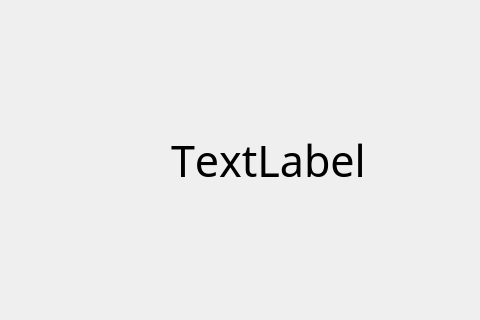
Qt form MorseCodeLearner/lessonwindow.ui (UofU-CS3505/cs3505-assignment9-the_tigers) before a commit; both pictures show x 419 to 899 and y 240 to 560 of the 1280 by 720 pixel window.
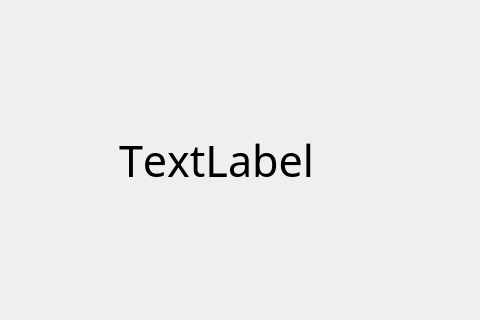
The same form after that commit.

Commit message: Fixed alignment in lesson encodings

Diff of the .ui file:
```diff
--- a/MorseCodeLearner/lessonwindow.ui
+++ b/MorseCodeLearner/lessonwindow.ui
@@ -107,9 +107,9 @@
     <widget class="QLabel" name="referenceLabel">
      <property name="geometry">
       <rect>
-       <x>490</x>
+       <x>-10</x>
        <y>0</y>
-       <width>591</width>
+       <width>1091</width>
        <height>621</height>
       </rect>
      </property>
@@ -124,7 +124,7 @@
       <string>TextLabel</string>
      </property>
      <property name="alignment">
-      <set>Qt::AlignmentFlag::AlignLeading|Qt::AlignmentFlag::AlignLeft|Qt::AlignmentFlag::AlignVCenter</set>
+      <set>Qt::AlignmentFlag::AlignCenter</set>
      </property>
     </widget>
    </widget>
```
